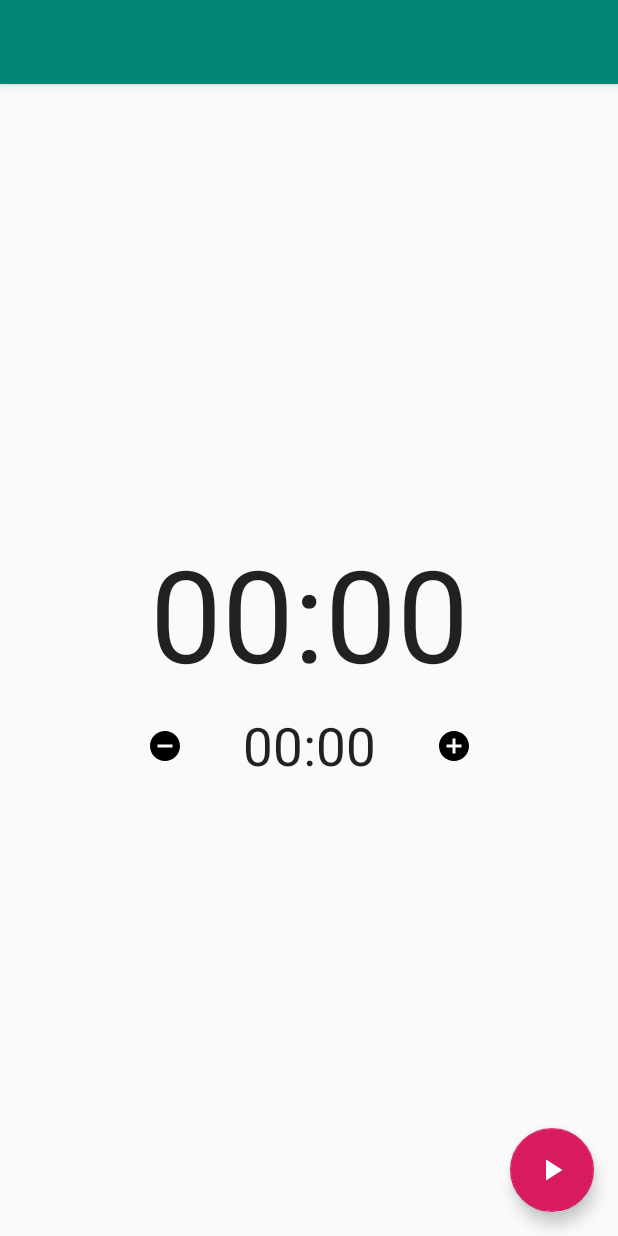
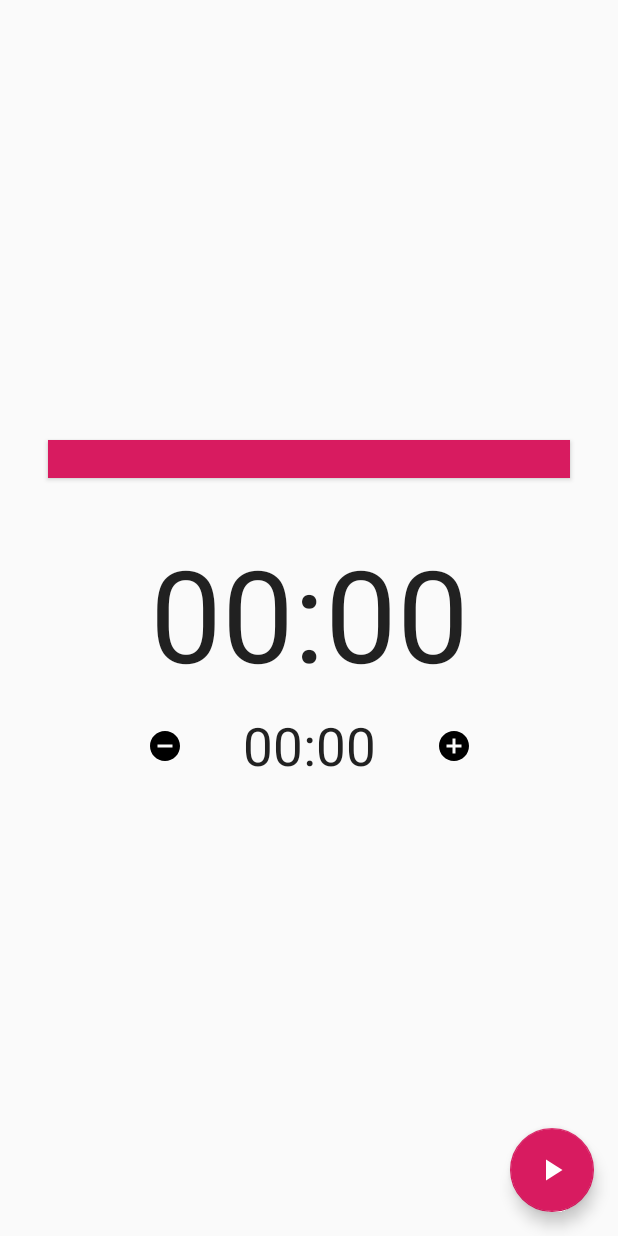
Before and after one commit to fexed/IntervalTimer, an Android app: the layout activity_main.xml on its own in the app's theme, with its tools: preview values and no code run, on a phone screen of 412 x 824 dp. Run offline under Robolectric (Android 15) with nearby library versions, the phone set to English and light mode, and no system bars.

Commit message:
State led kinda

```diff
--- a/app/src/main/java/com/fexed/intervaltimer/MainActivity.java
+++ b/app/src/main/java/com/fexed/intervaltimer/MainActivity.java
@@ -39,6 +39,7 @@ public class MainActivity extends AppCompatActivity {
         final FloatingActionButton stopfab = findViewById(R.id.stopbtn);
         final ImageButton plusbtn = findViewById(R.id.plusbtn);
         final ImageButton minusbtn = findViewById(R.id.minusbtn);
+        final Button led = findViewById(R.id.led);
         updatehandler = new Handler();
         beephandler = new Handler();
         timetxtv = findViewById(R.id.timetext);
@@ -57,6 +58,7 @@ public class MainActivity extends AppCompatActivity {
                 ((View) stopfab).setVisibility(View.VISIBLE);
                 plusbtn.setVisibility(View.INVISIBLE);
                 minusbtn.setVisibility(View.INVISIBLE);
+                led.setBackgroundColor(getResources().getColor((R.color.colorPrimaryDark)));
             }
         };
         View.OnClickListener pause = new View.OnClickListener() {
@@ -69,12 +71,12 @@ public class MainActivity extends AppCompatActivity {
                 ((View) stopfab).setVisibility(View.INVISIBLE);
                 plusbtn.setVisibility(View.VISIBLE);
                 minusbtn.setVisibility(View.VISIBLE);
+                led.setBackgroundColor(getResources().getColor((R.color.colorAccent)));
             }
         };
 
         startfab.setOnClickListener(start);
         stopfab.setOnClickListener(pause);
-
 
         plusbtn.setOnClickListener(new View.OnClickListener() {
             @Override
--- a/app/src/main/res/layout/activity_main.xml
+++ b/app/src/main/res/layout/activity_main.xml
@@ -5,6 +5,20 @@
     android:layout_width="match_parent"
     android:layout_height="match_parent"
     tools:context=".MainActivity">
+
+    <Button
+        android:id="@+id/led"
+        android:layout_width="0dp"
+        android:layout_height="25dp"
+        android:layout_marginStart="32dp"
+        android:layout_marginEnd="32dp"
+        android:background="@color/colorAccent"
+        android:backgroundTintMode="multiply"
+        app:layout_constraintBottom_toTopOf="@+id/timetext"
+        app:layout_constraintEnd_toEndOf="parent"
+        app:layout_constraintStart_toStartOf="parent"
+        app:layout_constraintTop_toTopOf="parent"
+        app:layout_constraintVertical_bias="0.9" />
 
     <TextView
         android:id="@+id/timetext"
@@ -63,6 +77,7 @@
         android:layout_width="match_parent"
         android:layout_height="wrap_content"
         android:theme="@style/AppTheme.AppBarOverlay"
+        android:visibility="gone"
         app:layout_constraintEnd_toEndOf="parent"
         app:layout_constraintStart_toStartOf="parent"
         app:layout_constraintTop_toTopOf="parent">
```
